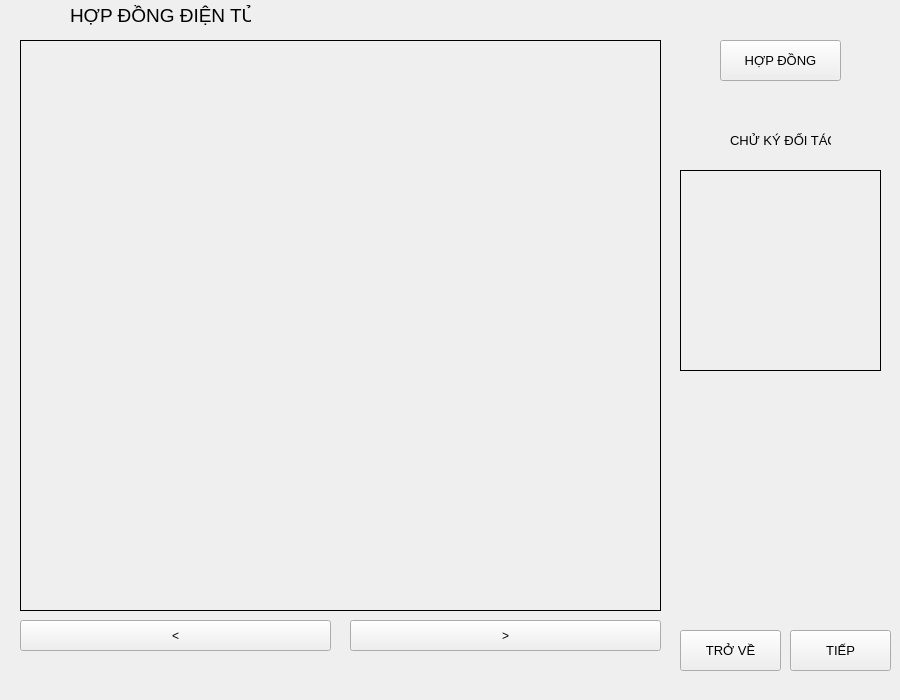
This is TraHopDong.ui in A22N/DoAnCoSo4 as Qt 5 draws it before an edit. The edited form follows.
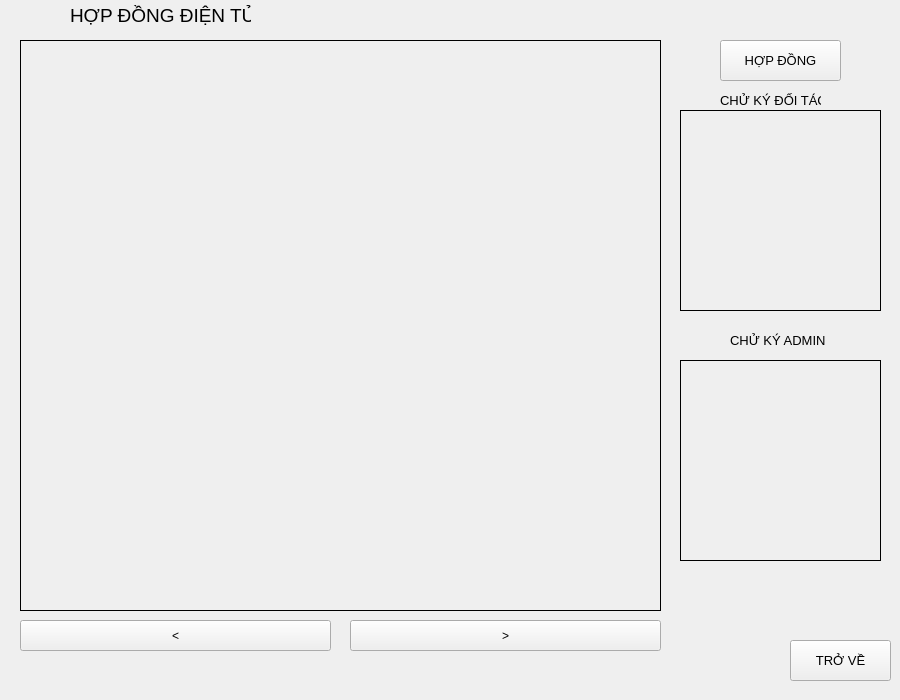
This is the edited form. Icons and pictures are not drawn.

Diff of the .ui file:
```diff
--- a/TraHopDong.ui
+++ b/TraHopDong.ui
@@ -99,8 +99,8 @@
    <widget class="QPushButton" name="pushButton_trove">
     <property name="geometry">
      <rect>
-      <x>680</x>
-      <y>630</y>
+      <x>790</x>
+      <y>640</y>
       <width>101</width>
       <height>41</height>
      </rect>
@@ -136,7 +136,7 @@
     <property name="geometry">
      <rect>
       <x>680</x>
-      <y>170</y>
+      <y>110</y>
       <width>201</width>
       <height>201</height>
      </rect>
@@ -154,8 +154,8 @@
    <widget class="QLabel" name="label_2">
     <property name="geometry">
      <rect>
-      <x>730</x>
-      <y>130</y>
+      <x>720</x>
+      <y>90</y>
       <width>101</width>
       <height>20</height>
      </rect>
@@ -169,13 +169,32 @@
      <string>CHỬ KÝ ĐỐI TÁC</string>
     </property>
    </widget>
-   <widget class="QPushButton" name="pushButton_trahopdong">
+   <widget class="QLabel" name="label_ManHinh_ChuKy_2">
     <property name="geometry">
      <rect>
-      <x>790</x>
-      <y>630</y>
+      <x>680</x>
+      <y>360</y>
+      <width>201</width>
+      <height>201</height>
+     </rect>
+    </property>
+    <property name="frameShape">
+     <enum>QFrame::Box</enum>
+    </property>
+    <property name="text">
+     <string/>
+    </property>
+    <property name="scaledContents">
+     <bool>true</bool>
+    </property>
+   </widget>
+   <widget class="QLabel" name="label_3">
+    <property name="geometry">
+     <rect>
+      <x>730</x>
+      <y>330</y>
       <width>101</width>
-      <height>41</height>
+      <height>20</height>
      </rect>
     </property>
     <property name="font">
@@ -184,7 +203,7 @@
      </font>
     </property>
     <property name="text">
-     <string>TIẾP</string>
+     <string>CHỬ KÝ ADMIN</string>
     </property>
    </widget>
   </widget>
```
